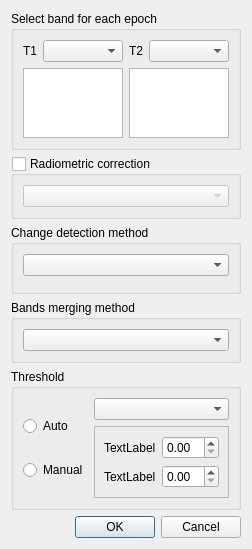
Above: CDTStudio/Dialogs/dialogpbcdbinary.ui from chenguanzhou/CDTStudio before the change. Below: the same form after it.
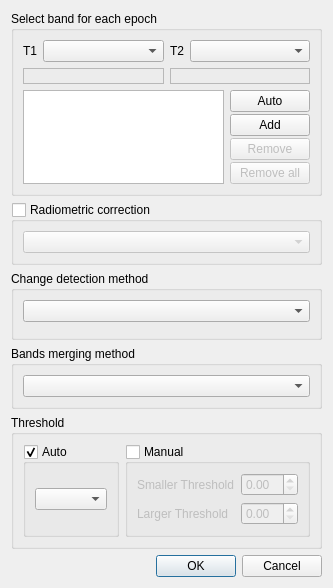
That is the form after the change.

Diff of the .ui file:
```diff
--- a/CDTStudio/Dialogs/dialogpbcdbinary.ui
+++ b/CDTStudio/Dialogs/dialogpbcdbinary.ui
@@ -6,8 +6,8 @@
    <rect>
     <x>0</x>
     <y>0</y>
-    <width>245</width>
-    <height>504</height>
+    <width>319</width>
+    <height>541</height>
    </rect>
   </property>
   <property name="windowTitle">
@@ -19,7 +19,9 @@
      <property name="title">
       <string>Select band for each epoch</string>
      </property>
-     <layout class="QHBoxLayout" name="horizontalLayout_3">
+     <layout class="QVBoxLayout" name="verticalLayout_6">
+      <item>
+       <layout class="QHBoxLayout" name="horizontalLayout_5">
       <item>
        <layout class="QVBoxLayout" name="verticalLayout_2">
         <item>
@@ -44,7 +46,17 @@
          </layout>
         </item>
         <item>
-         <widget class="QListWidget" name="listWidget"/>
+           <widget class="QLabel" name="labelT1Path">
+            <property name="frameShape">
+             <enum>QFrame::StyledPanel</enum>
+            </property>
+            <property name="frameShadow">
+             <enum>QFrame::Plain</enum>
+            </property>
+            <property name="text">
+             <string/>
+            </property>
+           </widget>
         </item>
        </layout>
       </item>
@@ -72,7 +84,74 @@
          </layout>
         </item>
         <item>
-         <widget class="QListWidget" name="listWidget_2"/>
+           <widget class="QLabel" name="labelT2Path">
+            <property name="frameShape">
+             <enum>QFrame::StyledPanel</enum>
+            </property>
+            <property name="frameShadow">
+             <enum>QFrame::Plain</enum>
+            </property>
+            <property name="text">
+             <string/>
+            </property>
+           </widget>
+          </item>
+         </layout>
+        </item>
+       </layout>
+      </item>
+      <item>
+       <layout class="QHBoxLayout" name="horizontalLayout_3">
+        <item>
+         <widget class="QListWidget" name="listWidgetBandPairs">
+          <property name="editTriggers">
+           <set>QAbstractItemView::NoEditTriggers</set>
+          </property>
+          <property name="selectionMode">
+           <enum>QAbstractItemView::MultiSelection</enum>
+          </property>
+         </widget>
+        </item>
+        <item>
+         <layout class="QVBoxLayout" name="verticalLayout_5">
+          <property name="spacing">
+           <number>2</number>
+          </property>
+          <item>
+           <widget class="QPushButton" name="pushButtonAutoBand">
+            <property name="text">
+             <string>Auto</string>
+            </property>
+           </widget>
+          </item>
+          <item>
+           <widget class="QPushButton" name="pushButtonAddBandPair">
+            <property name="text">
+             <string>Add</string>
+            </property>
+           </widget>
+          </item>
+          <item>
+           <widget class="QPushButton" name="pushButtonRemoveBands">
+            <property name="enabled">
+             <bool>false</bool>
+            </property>
+            <property name="text">
+             <string>Remove</string>
+            </property>
+           </widget>
+          </item>
+          <item>
+           <widget class="QPushButton" name="pushButtonRemoveAllBands">
+            <property name="enabled">
+             <bool>false</bool>
+            </property>
+            <property name="text">
+             <string>Remove all</string>
+            </property>
+           </widget>
+          </item>
+         </layout>
         </item>
        </layout>
       </item>
@@ -138,41 +217,36 @@
      </property>
      <layout class="QHBoxLayout" name="horizontalLayout_4">
       <item>
-       <layout class="QVBoxLayout" name="verticalLayout_5">
-        <item>
-         <widget class="QRadioButton" name="radioButton">
-          <property name="text">
+       <widget class="QGroupBox" name="groupBoxAutoThreshold">
+        <property name="title">
            <string>Auto</string>
           </property>
-         </widget>
-        </item>
-        <item>
-         <widget class="QRadioButton" name="radioButton_2">
-          <property name="text">
-           <string>Manual</string>
-          </property>
-         </widget>
-        </item>
-       </layout>
-      </item>
-      <item>
-       <layout class="QVBoxLayout" name="verticalLayout_6">
+        <property name="checkable">
+         <bool>true</bool>
+        </property>
+        <layout class="QVBoxLayout" name="verticalLayout_9">
         <item>
          <widget class="QComboBox" name="comboBoxAutoThresholdMethod"/>
         </item>
+        </layout>
+       </widget>
+      </item>
         <item>
-         <widget class="QFrame" name="frame_2">
-          <property name="frameShape">
-           <enum>QFrame::StyledPanel</enum>
-          </property>
-          <property name="frameShadow">
-           <enum>QFrame::Raised</enum>
-          </property>
-          <layout class="QFormLayout" name="formLayout">
+       <widget class="QGroupBox" name="groupBoxManualThreshold">
+        <property name="title">
+         <string>Manual</string>
+        </property>
+        <property name="checkable">
+         <bool>true</bool>
+        </property>
+        <property name="checked">
+         <bool>false</bool>
+        </property>
+        <layout class="QFormLayout" name="formLayout_2">
            <item row="0" column="0">
             <widget class="QLabel" name="label_3">
              <property name="text">
-              <string>TextLabel</string>
+            <string>Smaller Threshold</string>
              </property>
             </widget>
            </item>
@@ -182,7 +256,7 @@
            <item row="1" column="0">
             <widget class="QLabel" name="label_4">
              <property name="text">
-              <string>TextLabel</string>
+            <string>Larger Threshold</string>
              </property>
             </widget>
            </item>
@@ -191,8 +265,6 @@
            </item>
           </layout>
          </widget>
-        </item>
-       </layout>
       </item>
      </layout>
     </widget>
```
Left out of the diff: 4 changed lines with no effect on the pictures. Lines whose indentation alone changed are shown as unchanged.
